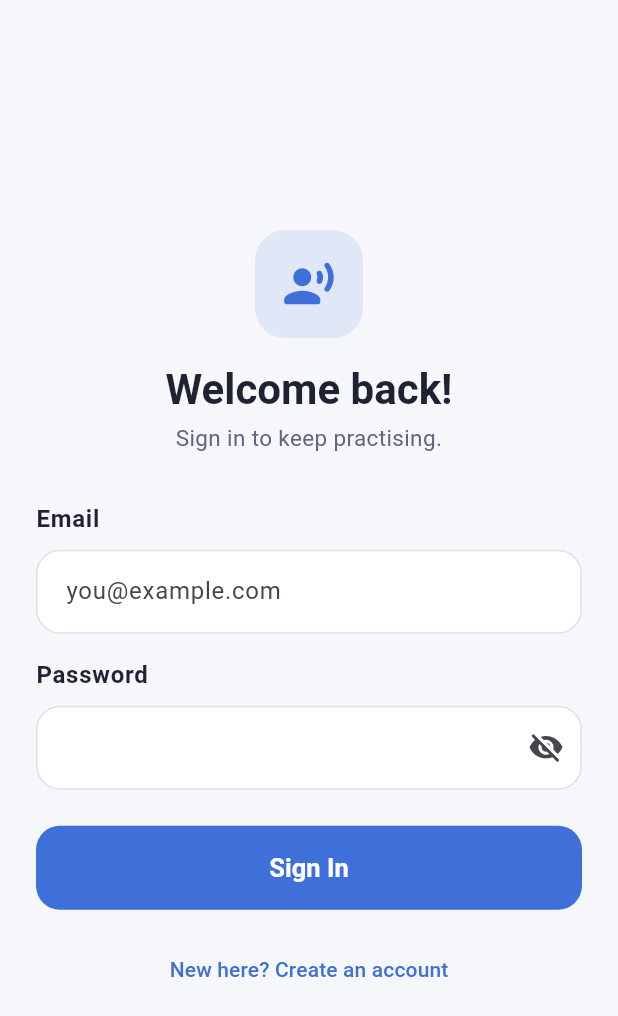
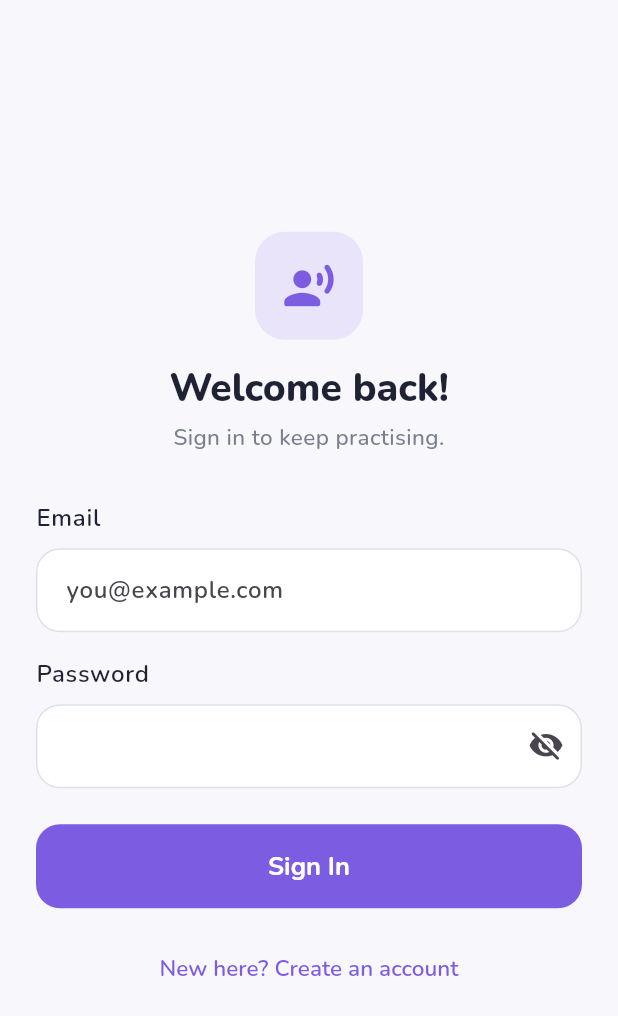
Before and after one commit to muazramzii/hear-and-speak-together, a Flutter app: the screen it shows after launch, on a phone screen of 412 x 824 dp. Shown: the top 1016 px of the screen. Run offline on Flutter 3.47's test engine with Material 3 defaults, Android fonts, the phone set to English and light mode, and no system bars; our stand-ins replace dio, flutter_riverpod, flutter_secure_storage, go_router, google_fonts.

Commit message:
style: align design system with project style guide
Violet primary, per-mode accent colours and soft card fills, Nunito
typography, and themed nav bar and buttons.

Co-Authored-By: Claude Opus 5 <noreply@anthropic.com>

```diff
--- a/mobile/lib/core/theme/app_theme.dart
+++ b/mobile/lib/core/theme/app_theme.dart
@@ -1,22 +1,44 @@
 import 'package:flutter/material.dart';
+import 'package:google_fonts/google_fonts.dart';
 
-/// The design tokens for Hear & Speak Together.
+/// Design tokens for Hear & Speak Together, taken from the project style guide.
 ///
-/// The palette is warm and high-contrast: the app is used by children, often
-/// on cheap screens, so text and controls must stay readable.
+/// The palette is bright and warm because the users are children, and every
+/// pairing here is checked for contrast: text sits on the solid tones, never on
+/// the soft tints, which are reserved for card fills.
 class AppColors {
   const AppColors._();
 
-  static const Color primary = Color(0xFF3F6FD8); // friendly blue
-  static const Color secondary = Color(0xFFFFA53D); // warm orange
-  static const Color success = Color(0xFF2E9E5B);
+  // ---- Brand ----
+  static const Color primary = Color(0xFF7C5CE0); // violet
+  static const Color primaryDark = Color(0xFF5F42B8);
+
+  // ---- Accents, one per learning mode ----
+  static const Color amber = Color(0xFFF7C33F); // Learn
+  static const Color blue = Color(0xFF5B8DEF); // Listen
+  static const Color green = Color(0xFF35A85A); // Speak
+  static const Color coral = Color(0xFFEF5F5F);
+  static const Color pink = Color(0xFFEE5FA7);
+
+  // ---- Semantic ----
+  static const Color secondary = amber;
+  static const Color success = green;
   static const Color warning = Color(0xFFE8A020);
-  static const Color danger = Color(0xFFD1483F);
+  static const Color danger = coral;
 
+  // ---- Soft card fills. Never used behind body text. ----
+  static const Color amberSoft = Color(0xFFFFF6DA);
+  static const Color blueSoft = Color(0xFFE6F0FF);
+  static const Color greenSoft = Color(0xFFE8F7EE);
+  static const Color violetSoft = Color(0xFFF0E9FF);
+  static const Color pinkSoft = Color(0xFFFDE8F2);
+
+  // ---- Neutrals ----
   static const Color surface = Color(0xFFFFFFFF);
-  static const Color background = Color(0xFFF6F7FB);
-  static const Color textPrimary = Color(0xFF1E2233);
-  static const Color textSecondary = Color(0xFF5F667E);
+  static const Color background = Color(0xFFF8F7FC);
+  static const Color border = Color(0xFFE4E6EF);
+  static const Color textPrimary = Color(0xFF1F2233);
+  static const Color textSecondary = Color(0xFF7A7F8C);
 }
 
 /// Consistent spacing so screens do not drift apart visually.
@@ -31,14 +53,57 @@ class AppSpacing {
 
   static const double cardRadius = 20;
   static const double buttonRadius = 16;
+  static const double chipRadius = 999;
 
   /// Minimum tap target. Children have less precise motor control than
-  /// adults, so this is above the 48dp Material minimum.
+  /// adults, so this sits above the 48dp Material minimum.
   static const double minTapTarget = 56;
 }
 
 class AppTheme {
   const AppTheme._();
+
+  /// Nunito throughout - rounded letterforms are friendlier and, for early
+  /// readers, easier to tell apart than a geometric sans.
+  static TextTheme _textTheme(TextTheme base) {
+    return GoogleFonts.nunitoTextTheme(base).copyWith(
+      headlineLarge: GoogleFonts.nunito(
+        fontSize: 32,
+        fontWeight: FontWeight.w800,
+        color: AppColors.textPrimary,
+      ),
+      headlineMedium: GoogleFonts.nunito(
+        fontSize: 26,
+        fontWeight: FontWeight.w800,
+        color: AppColors.textPrimary,
+      ),
+      titleLarge: GoogleFonts.nunito(
+        fontSize: 20,
+        fontWeight: FontWeight.w700,
+        color: AppColors.textPrimary,
+      ),
+      titleMedium: GoogleFonts.nunito(
+        fontSize: 17,
+        fontWeight: FontWeight.w700,
+        color: AppColors.textPrimary,
+      ),
+      bodyLarge: GoogleFonts.nunito(
+        fontSize: 16,
+        fontWeight: FontWeight.w600,
+        color: AppColors.textPrimary,
+      ),
+      bodyMedium: GoogleFonts.nunito(
+        fontSize: 15,
+        fontWeight: FontWeight.w500,
+        color: AppColors.textSecondary,
+      ),
+      labelSmall: GoogleFonts.nunito(
+        fontSize: 12,
+        fontWeight: FontWeight.w600,
+        color: AppColors.textSecondary,
+      ),
+    );
+  }
 
   static ThemeData get light {
     final scheme = ColorScheme.fromSeed(
@@ -46,40 +111,27 @@ class AppTheme {
       primary: AppColors.primary,
       secondary: AppColors.secondary,
       error: AppColors.danger,
+      surface: AppColors.surface,
       brightness: Brightness.light,
     );
 
-    return ThemeData(
-      useMaterial3: true,
-      colorScheme: scheme,
+    final base = ThemeData(useMaterial3: true, colorScheme: scheme);
+
+    return base.copyWith(
       scaffoldBackgroundColor: AppColors.background,
+      textTheme: _textTheme(base.textTheme),
 
-      appBarTheme: const AppBarTheme(
+      appBarTheme: AppBarTheme(
         backgroundColor: Colors.transparent,
         elevation: 0,
         scrolledUnderElevation: 0,
-        centerTitle: false,
+        centerTitle: true,
         foregroundColor: AppColors.textPrimary,
-        titleTextStyle: TextStyle(
-          fontSize: 22,
+        titleTextStyle: GoogleFonts.nunito(
+          fontSize: 20,
           fontWeight: FontWeight.w700,
           color: AppColors.textPrimary,
         ),
-      ),
-
-      textTheme: const TextTheme(
-        headlineMedium: TextStyle(
-          fontSize: 28,
-          fontWeight: FontWeight.w700,
-          color: AppColors.textPrimary,
-        ),
-        titleLarge: TextStyle(
-          fontSize: 20,
-          fontWeight: FontWeight.w600,
-          color: AppColors.textPrimary,
-        ),
-        bodyLarge: TextStyle(fontSize: 16, color: AppColors.textPrimary),
-        bodyMedium: TextStyle(fontSize: 15, color: AppColors.textSecondary),
       ),
 
       cardTheme: CardThemeData(
@@ -88,29 +140,74 @@ class AppTheme {
         margin: EdgeInsets.zero,
         shape: RoundedRectangleBorder(
           borderRadius: BorderRadius.circular(AppSpacing.cardRadius),
+          side: const BorderSide(color: AppColors.border),
         ),
       ),
 
       filledButtonTheme: FilledButtonThemeData(
         style: FilledButton.styleFrom(
+          backgroundColor: AppColors.primary,
+          foregroundColor: Colors.white,
           minimumSize: const Size.fromHeight(AppSpacing.minTapTarget),
           shape: RoundedRectangleBorder(
             borderRadius: BorderRadius.circular(AppSpacing.buttonRadius),
           ),
-          textStyle: const TextStyle(
+          textStyle: GoogleFonts.nunito(
             fontSize: 17,
-            fontWeight: FontWeight.w600,
+            fontWeight: FontWeight.w700,
           ),
         ),
       ),
 
       outlinedButtonTheme: OutlinedButtonThemeData(
         style: OutlinedButton.styleFrom(
+          foregroundColor: AppColors.primary,
           minimumSize: const Size.fromHeight(AppSpacing.minTapTarget),
+          side: const BorderSide(color: AppColors.primary, width: 1.5),
           shape: RoundedRectangleBorder(
             borderRadius: BorderRadius.circular(AppSpacing.buttonRadius),
           ),
+          textStyle: GoogleFonts.nunito(
+            fontSize: 16,
+            fontWeight: FontWeight.w700,
+          ),
         ),
+      ),
+
+      textButtonTheme: TextButtonThemeData(
+        style: TextButton.styleFrom(
+          foregroundColor: AppColors.primary,
+          textStyle: GoogleFonts.nunito(
+            fontSize: 15,
+            fontWeight: FontWeight.w600,
+          ),
+        ),
+      ),
+
+      navigationBarTheme: NavigationBarThemeData(
+        backgroundColor: AppColors.surface,
+        indicatorColor: AppColors.violetSoft,
+        elevation: 0,
+        height: 68,
+        labelTextStyle: WidgetStateProperty.resolveWith(
+          (states) => GoogleFonts.nunito(
+            fontSize: 12,
+            fontWeight: FontWeight.w600,
+            color: states.contains(WidgetState.selected)
+                ? AppColors.primary
+                : AppColors.textSecondary,
+          ),
+        ),
+      ),
+
+      progressIndicatorTheme: const ProgressIndicatorThemeData(
+        color: AppColors.primary,
+        linearMinHeight: 8,
+      ),
+
+      dividerTheme: const DividerThemeData(
+        color: AppColors.border,
+        thickness: 1,
       ),
     );
   }
--- a/mobile/pubspec.yaml
+++ b/mobile/pubspec.yaml
@@ -25,6 +25,9 @@ dependencies:
   # Secure token storage (Keystore on Android, Keychain on iOS)
   flutter_secure_storage: ^9.2.2
 
+  # Nunito, the typeface in the design system
+  google_fonts: ^6.2.1
+
 dev_dependencies:
   flutter_test:
     sdk: flutter
```
Also changed, not shown: mobile/pubspec.lock.
